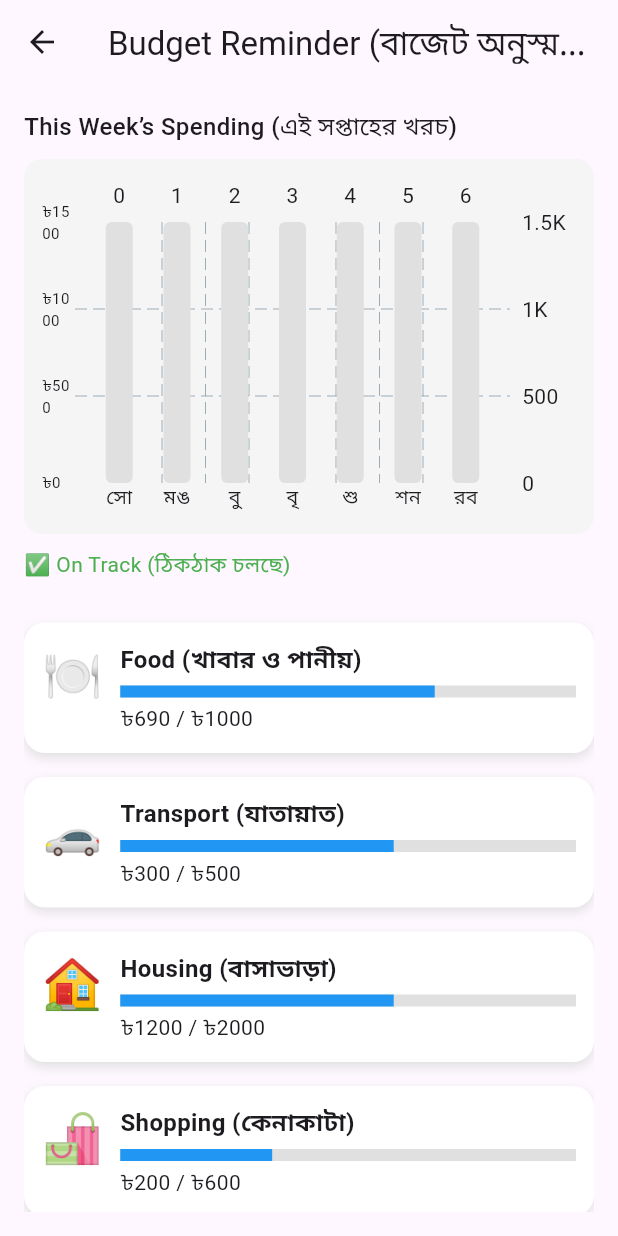
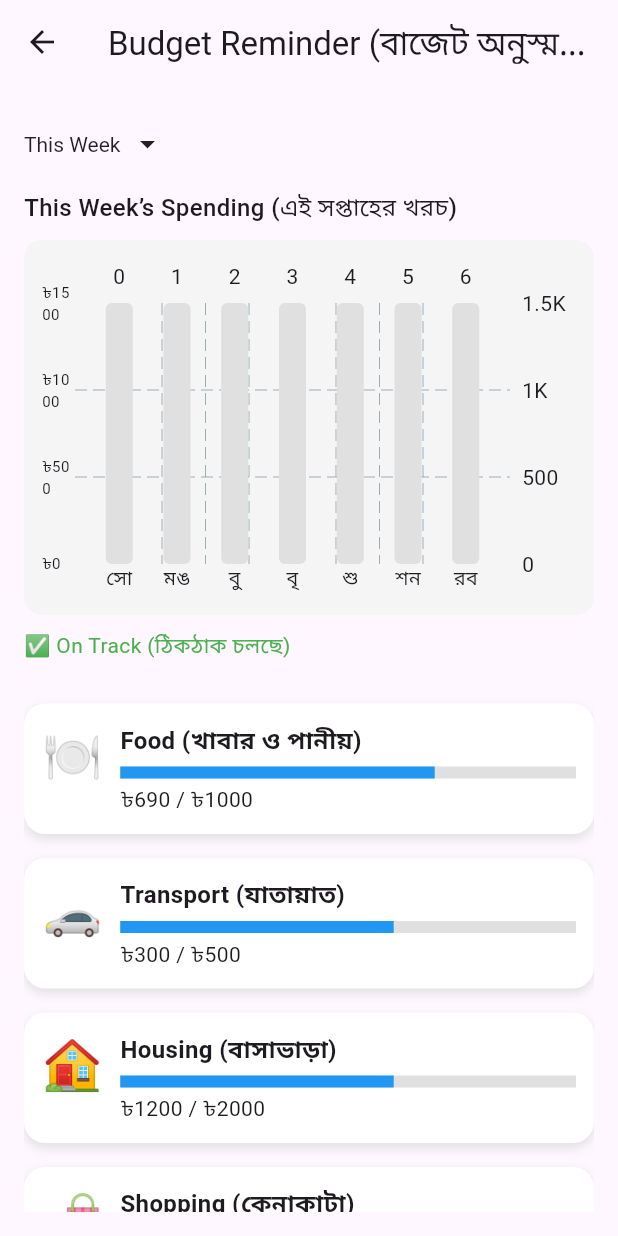
Before and after one commit to ngohainnam/Finney-Financial-Management-App, a Flutter app: the BudgetReminderPage screen opened directly, on a phone screen of 412 x 824 dp. Run offline on Flutter 3.47's test engine with Material 3 defaults, Android fonts, the light colour scheme and no system bars; drawn by our look-alikes of fl_chart; our stand-ins replace cloud_firestore, dash_chat_2, firebase_auth, firebase_core, flutter_gemini, flutter_slidable and 7 more; accounts and stored records are empty; generated files the repository leaves out were written again; Roboto replaces fonts that are missing (Poppins).

Commit message:
✨ Added Budget Reminder feature with voice and graph filter

```diff
--- /dev/null
+++ b/devtools_options.yaml
@@ -0,0 +1,3 @@
+description: This file stores settings for Dart & Flutter DevTools.
+documentation: https://docs.flutter.dev/tools/devtools/extensions#configure-extension-enablement-states
+extensions:
--- a/lib/pages/3-dashboard/budget_reminder_page.dart
+++ b/lib/pages/3-dashboard/budget_reminder_page.dart
@@ -203,6 +203,7 @@ class _BudgetGraphSectionState extends State<BudgetGraphSection> {
   };
 
   int _tappedIndex = -1;
+  String _selectedFilter = "This Week";
 
   @override
   void initState() {
@@ -210,12 +211,17 @@ class _BudgetGraphSectionState extends State<BudgetGraphSection> {
     _flutterTts.setLanguage("bn-BD");
   }
 
-  bool isSameWeek(DateTime date) {
+  bool isInFilterRange(DateTime date) {
     final now = DateTime.now();
-    final beginningOfWeek = now.subtract(Duration(days: now.weekday - 1));
-    final endOfWeek = beginningOfWeek.add(const Duration(days: 6));
-    return date.isAfter(beginningOfWeek.subtract(const Duration(days: 1))) &&
-        date.isBefore(endOfWeek.add(const Duration(days: 1)));
+    if (_selectedFilter == "This Week") {
+      final start = now.subtract(Duration(days: now.weekday - 1));
+      final end = start.add(const Duration(days: 6));
+      return date.isAfter(start.subtract(const Duration(days: 1))) &&
+          date.isBefore(end.add(const Duration(days: 1)));
+    } else if (_selectedFilter == "This Month") {
+      return date.month == now.month && date.year == now.year;
+    }
+    return false;
   }
 
   void _speakBar(int index, double amount) {
@@ -234,12 +240,11 @@ class _BudgetGraphSectionState extends State<BudgetGraphSection> {
           return const Center(child: CircularProgressIndicator());
         }
 
-        // Reset totals
         _weeklyTotals.updateAll((key, value) => 0);
 
         for (var tx in snapshot.data!) {
-          if (!tx.isIncome && isSameWeek(tx.date)) {
-            final weekday = tx.date.weekday; // Monday = 1
+          if (!tx.isIncome && isInFilterRange(tx.date)) {
+            final weekday = tx.date.weekday;
             _weeklyTotals.update(weekday, (value) => value + tx.amount.abs());
           }
         }
@@ -274,11 +279,37 @@ class _BudgetGraphSectionState extends State<BudgetGraphSection> {
         return Column(
           crossAxisAlignment: CrossAxisAlignment.start,
           children: [
-            const Text(
-              "This Week’s Spending (এই সপ্তাহের খরচ)",
-              style: TextStyle(fontSize: 16, fontWeight: FontWeight.w500),
+            // Dropdown aligned to left
+            DropdownButtonHideUnderline(
+              child: DropdownButton<String>(
+                value: _selectedFilter,
+                icon: const Icon(Icons.arrow_drop_down, color: Colors.black87),
+                dropdownColor: Colors.white,
+                style: const TextStyle(color: Colors.black87, fontSize: 14),
+                borderRadius: BorderRadius.circular(10),
+                items: const [
+                  DropdownMenuItem(value: "This Week", child: Text("This Week")),
+                  DropdownMenuItem(value: "This Month", child: Text("This Month")),
+                ],
+                onChanged: (value) {
+                  if (value != null) {
+                    setState(() => _selectedFilter = value);
+                  }
+                },
+              ),
+            ),
+            const SizedBox(height: 6),
+
+            // Dynamic title based on selection
+            Text(
+              _selectedFilter == "This Week"
+                  ? "This Week’s Spending (এই সপ্তাহের খরচ)"
+                  : "This Month’s Spending (এই মাসের খরচ)",
+              style: const TextStyle(fontSize: 16, fontWeight: FontWeight.w500),
             ),
             const SizedBox(height: 10),
+
+            // Bar chart
             Container(
               height: 250,
               padding: const EdgeInsets.all(12),
@@ -306,8 +337,9 @@ class _BudgetGraphSectionState extends State<BudgetGraphSection> {
                         return BarTooltipItem(
                           '৳${rod.toY.toInt()}',
                           const TextStyle(
-                              color: Colors.white,
-                              fontWeight: FontWeight.bold),
+                            color: Colors.white,
+                            fontWeight: FontWeight.bold,
+                          ),
                         );
                       },
                     ),
@@ -339,7 +371,6 @@ class _BudgetGraphSectionState extends State<BudgetGraphSection> {
               ),
             ),
             const SizedBox(height: 10),
-
             const Text(
               "✅ On Track (ঠিকঠাক চলছে)",
               style: TextStyle(color: Colors.green),
```
Also changed, not shown: lib/pages/3-dashboard/dashboard.dart (+37 -18 lines).
